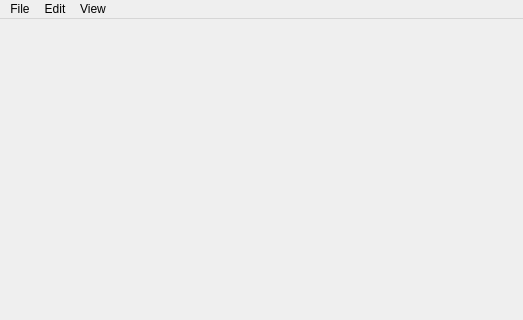
This is ui/mainwindow.ui in taangi1/target_9 as Qt 5 draws it before an edit; both pictures show x 0 to 523 and y 0 to 320 of the 523 by 626 pixel window. The edited form follows.
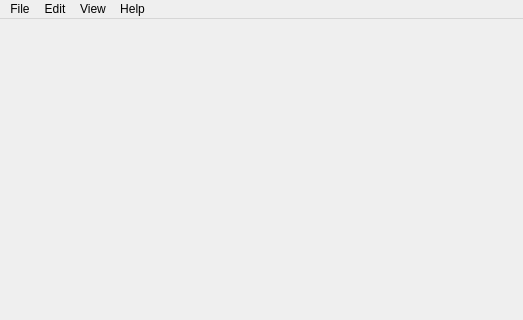
This is the edited form. Custom widgets are drawn as their Qt base class.

Patch:
```diff
--- a/ui/mainwindow.ui
+++ b/ui/mainwindow.ui
@@ -318,9 +318,18 @@
     </property>
     <addaction name="actionShow_Colors"/>
    </widget>
+   <widget class="QMenu" name="menuHelp">
+    <property name="title">
+     <string>Help</string>
+    </property>
+    <addaction name="actionHint"/>
+    <addaction name="separator"/>
+    <addaction name="actionAbout"/>
+   </widget>
    <addaction name="menuFile"/>
    <addaction name="menuEdit"/>
    <addaction name="menuView"/>
+   <addaction name="menuHelp"/>
   </widget>
   <widget class="QStatusBar" name="statusbar"/>
   <action name="actionNew_Game">
```
Left out of the diff: 10 changed lines with no effect on the pictures.
